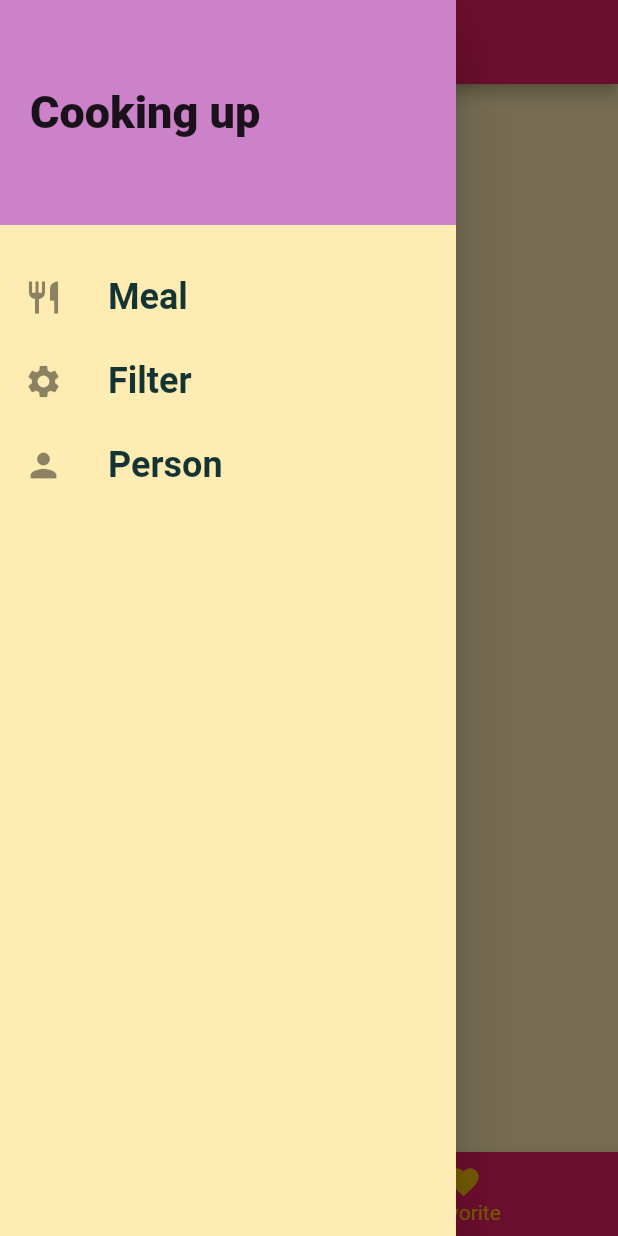
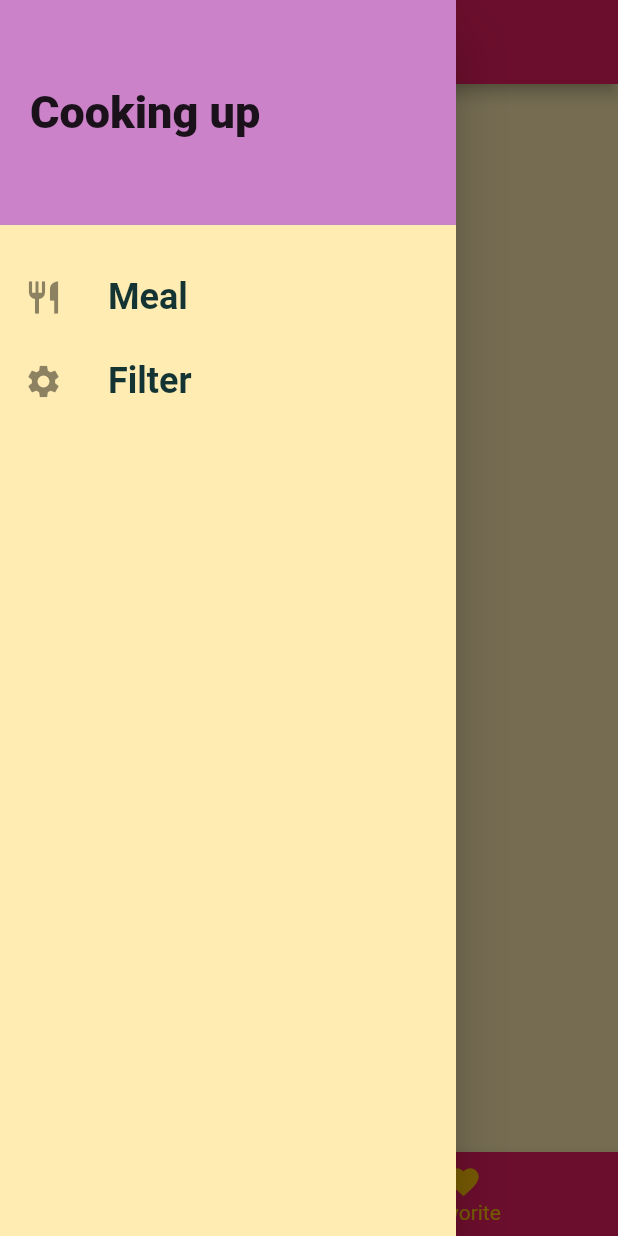
Before and after one commit to kairatkubat/udemy2, a Flutter app: the screen it shows after launch, with the side drawer open, on a phone screen of 412 x 824 dp. Run offline on Flutter 3.47's test engine with Material 2 defaults, Android fonts, the phone set to English and light mode, and no system bars.

Commit message:
adding liks to drawer

```diff
--- a/lib/main.dart
+++ b/lib/main.dart
@@ -1,6 +1,7 @@
 import 'package:flutter/material.dart';
 import 'package:udemy2/screen/categories_screen.dart';
 import 'package:udemy2/screen/category_meal_screen.dart';
+import 'package:udemy2/screen/filtered_screen.dart';
 import 'package:udemy2/screen/meal_detail_screen.dart';
 import 'package:udemy2/screen/tab_screen.dart';
 
@@ -40,7 +41,8 @@ class MyApp extends StatelessWidget {
         '/':(context) => TabScreen(),
        CatergoriesScreen.routeName:(context) => const CatergoriesScreen(),
         CategoryScreenMeal.routName :(context) => CategoryScreenMeal(),
-        MealDetailScreen.routName :(context) => MealDetailScreen(),
+        MealDetailScreen.routName :(context) => const MealDetailScreen(),
+        FilteredScreen.routName :(context) => FilteredScreen(),
       },
     );
   }
--- a/lib/widgets/main_drawer.dart
+++ b/lib/widgets/main_drawer.dart
@@ -1,15 +1,14 @@
 import 'package:flutter/material.dart';
+import '../screen/filtered_screen.dart';
 
 class MainDrawer extends StatelessWidget {
 
-  Widget buildListTile(String title, IconData icon){
+  Widget buildListTile(String title, IconData icon, Function tapHandler){
     return  ListTile(
           leading:   Icon(icon, size: 26),
-          title:  Text(title, style: TextStyle( fontSize: 24, fontWeight: FontWeight.bold),
+          title:  Text(title, style: const TextStyle( fontSize: 24, fontWeight: FontWeight.bold),
           ),
-          onLongPress: () {
-
-          },
+          onTap: () => tapHandler(),
         );
   }
   const MainDrawer({super.key});
@@ -31,9 +30,15 @@ class MainDrawer extends StatelessWidget {
           ),
         ),
         const SizedBox(height: 20),
-         buildListTile("Meal", Icons.restaurant),
-         buildListTile("Filter", Icons.settings),
-        buildListTile("Person", Icons.person),
+         buildListTile("Meal", Icons.restaurant, (){
+          Navigator.of(context).pushNamed('/');
+         }
+         ),
+         buildListTile("Filter", Icons.settings, (){
+          Navigator.of(context).pushNamed(FilteredScreen.routName);
+         }
+         ),
+
       ]),
     ) ;
   }
```
Also changed, not shown: lib/screen/filtered_screen.dart (added, +9 -0 lines).
